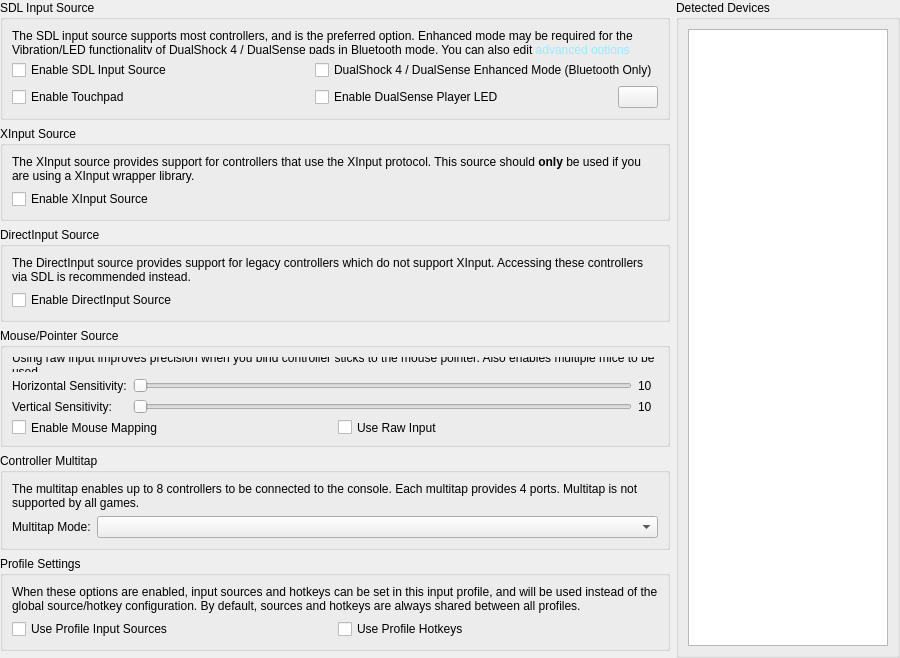
Before: the Qt Designer form src/duckstation-qt/controllerglobalsettingswidget.ui in stenzek/duckstation, drawn with Qt 5.
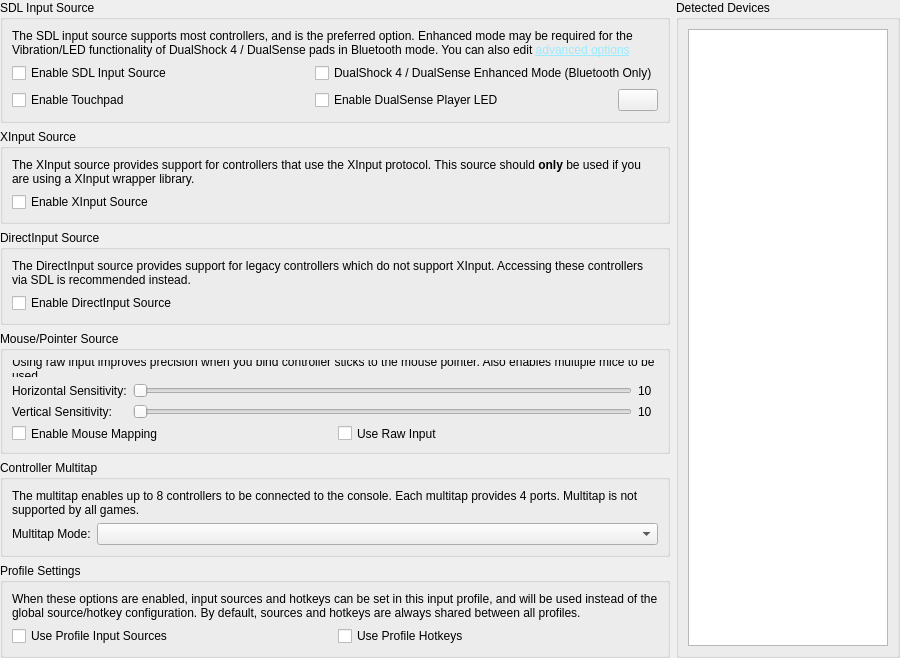
After: the same form once the commit is applied. Icons and pictures are not drawn.

Commit message:
Qt: Use nested layouts in controller settings dialog
Gets rid of the gaps but doesn't require rearranging.

Patch:
```diff
--- a/src/duckstation-qt/controllerglobalsettingswidget.ui
+++ b/src/duckstation-qt/controllerglobalsettingswidget.ui
@@ -10,7 +10,7 @@
     <height>658</height>
    </rect>
   </property>
-  <layout class="QGridLayout" name="mainLayout" columnstretch="1,0">
+  <layout class="QHBoxLayout" name="mainLayout" stretch="1,0">
    <property name="leftMargin">
     <number>0</number>
    </property>
@@ -23,7 +23,9 @@
    <property name="bottomMargin">
     <number>0</number>
    </property>
-   <item row="0" column="0">
+   <item>
+    <layout class="QVBoxLayout" name="groupsLayout">
+     <item>
     <widget class="QGroupBox" name="sdlGroup">
      <property name="title">
       <string>SDL Input Source</string>
@@ -108,7 +110,7 @@
      </layout>
     </widget>
    </item>
-   <item row="1" column="0">
+     <item>
     <widget class="QGroupBox" name="xinputGroup">
      <property name="title">
       <string>XInput Source</string>
@@ -134,7 +136,7 @@
      </layout>
     </widget>
    </item>
-   <item row="2" column="0">
+     <item>
     <widget class="QGroupBox" name="dinputGroup">
      <property name="title">
       <string>DirectInput Source</string>
@@ -160,7 +162,7 @@
      </layout>
     </widget>
    </item>
-   <item row="3" column="0">
+     <item>
     <widget class="QGroupBox" name="pointerGroup">
      <property name="title">
       <string>Mouse/Pointer Source</string>
@@ -313,7 +315,7 @@
      </layout>
     </widget>
    </item>
-   <item row="4" column="0">
+     <item>
     <widget class="QGroupBox" name="multitapGroup">
      <property name="title">
       <string>Controller Multitap</string>
@@ -342,7 +344,7 @@
      </layout>
     </widget>
    </item>
-   <item row="5" column="0">
+     <item>
     <widget class="QGroupBox" name="profileSettings">
      <property name="title">
       <string>Profile Settings</string>
@@ -375,14 +377,22 @@
      </layout>
     </widget>
    </item>
-   <item row="6" column="0">
+     <item>
     <spacer name="verticalSpacer">
      <property name="orientation">
       <enum>Qt::Orientation::Vertical</enum>
      </property>
-    </spacer>
-   </item>
-   <item row="0" column="1" rowspan="7">
+       <property name="sizeHint" stdset="0">
+        <size>
+         <width>0</width>
+         <height>0</height>
+        </size>
+       </property>
+      </spacer>
+     </item>
+    </layout>
+   </item>
+   <item>
     <widget class="QGroupBox" name="deviceListGroup">
      <property name="title">
       <string>Detected Devices</string>
```
Lines whose indentation alone changed are shown as unchanged. The commit also changes 1 other file.
